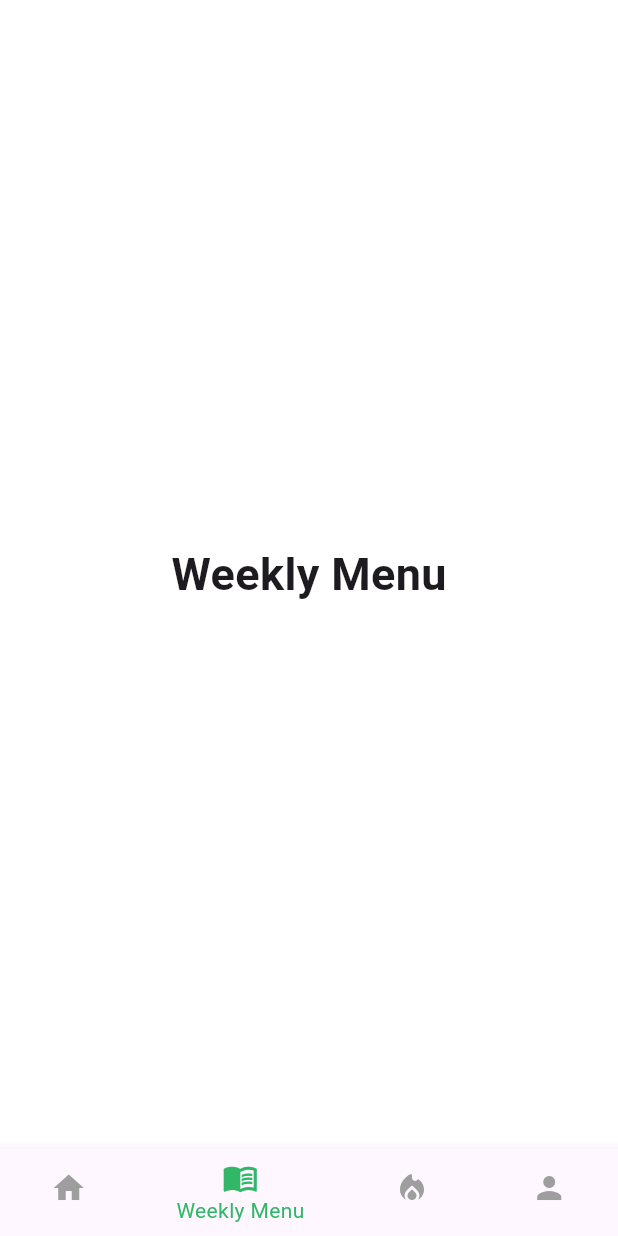
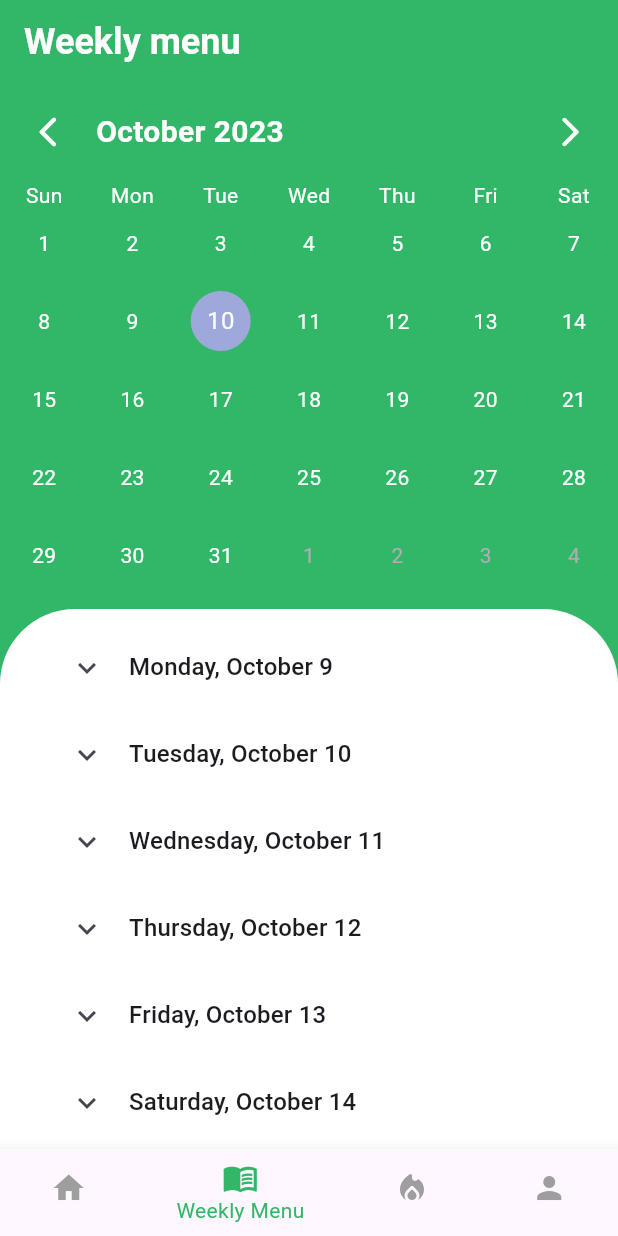
Before and after one commit to BaoDang26/BMI_Tracker_MB, a Flutter app: the BottomNavScreen screen opened directly, item 2 of the bottom bar chosen, on a phone screen of 412 x 824 dp. Run offline on Flutter 3.47's test engine with Material 2 defaults, Android fonts, the phone set to English and light mode, and no system bars; drawn by our look-alikes of table_calendar; our stand-ins replace modal_bottom_sheet, smooth_page_indicator; network calls fail; Roboto replaces fonts that are missing (JosefinSans).

Commit message:
weekly menu

```diff
--- a/lib/screens/bottom_nav/bottom_nav_screen.dart
+++ b/lib/screens/bottom_nav/bottom_nav_screen.dart
@@ -1,5 +1,6 @@
 import 'package:flutter/material.dart';
 import 'package:flutter_health_menu/screens/home/home_screen.dart';
+import 'package:flutter_health_menu/screens/weekly_menu/weekly_menu_screen.dart';
 
 class BottomNavScreen extends StatefulWidget {
   const BottomNavScreen({super.key});
@@ -14,10 +15,7 @@ class _BottomNavScreenState extends State<BottomNavScreen> {
       TextStyle(fontSize: 30, fontWeight: FontWeight.bold);
   static const List<Widget> _widgetOptions = [
     HomeScreen(),
-    Text(
-      'Weekly Menu',
-      style: optionStyle,
-    ),
+    WeeklyMenuScreen(),
     Text(
       'Trainer',
       style: optionStyle,
--- /dev/null
+++ b/lib/screens/weekly_menu/weekly_menu_screen.dart
@@ -0,0 +1,75 @@
+// ignore_for_file: public_member_api_docs, sort_constructors_first
+import 'package:flutter/material.dart';
+import 'package:intl/intl.dart';
+import 'package:table_calendar/table_calendar.dart';
+
+import 'package:flutter_health_menu/widgets/widgets.dart';
+
+class WeeklyMenuScreen extends StatelessWidget {
+  const WeeklyMenuScreen({super.key});
+
+  @override
+  Widget build(BuildContext context) {
+    return Scaffold(
+      appBar: AppBar(
+        backgroundColor: Theme.of(context).primaryColor,
+        title: Text(
+          'Weekly menu',
+          style: Theme.of(context)
+              .textTheme
+              .headlineSmall!
+              .copyWith(color: Colors.white),
+        ),
+      ),
+      body: Container(
+        color: Theme.of(context).primaryColor,
+        child: SingleChildScrollView(
+          child: Column(
+            children: [
+              const MenuCalendar(),
+              const SizedBox(height: 10),
+              Container(
+                height: 700,
+                width: double.infinity,
+                decoration: const BoxDecoration(
+                  color: Colors.white,
+                  borderRadius: BorderRadius.only(
+                    topLeft: Radius.circular(50),
+                    topRight: Radius.circular(50),
+                  ),
+                ),
+                padding:
+                    const EdgeInsets.symmetric(horizontal: 30, vertical: 10),
+                child: Column(
+                  children: [
+                    DailyMenuExpansion(
+                      date: DateTime(2023, 10, 09),
+                    ),
+                    DailyMenuExpansion(
+                      date: DateTime(2023, 10, 10),
+                    ),
+                    DailyMenuExpansion(
+                      date: DateTime(2023, 10, 11),
+                    ),
+                    DailyMenuExpansion(
+                      date: DateTime(2023, 10, 12),
+                    ),
+                    DailyMenuExpansion(
+                      date: DateTime(2023, 10, 13),
+                    ),
+                    DailyMenuExpansion(
+                      date: DateTime(2023, 10, 14),
+                    ),
+                    DailyMenuExpansion(
+                      date: DateTime(2023, 10, 15),
+                    ),
+                  ],
+                ),
+              )
+            ],
+          ),
+        ),
+      ),
+    );
+  }
+}
--- /dev/null
+++ b/lib/widgets/daily_menu_expansion.dart
@@ -0,0 +1,36 @@
+import 'package:flutter/material.dart';
+import 'package:intl/intl.dart';
+
+import 'widgets.dart';
+
+class DailyMenuExpansion extends StatefulWidget {
+  final DateTime date;
+
+  const DailyMenuExpansion({
+    Key? key,
+    required this.date,
+  }) : super(key: key);
+
+  @override
+  State<DailyMenuExpansion> createState() => _DailyMenuExpansionState();
+}
+
+class _DailyMenuExpansionState extends State<DailyMenuExpansion> {
+  @override
+  Widget build(BuildContext context) {
+    String convertedDate = DateFormat('EEEE, MMMM d').format(widget.date);
+    return Theme(
+      data: Theme.of(context).copyWith(dividerColor: Colors.transparent),
+      child: ExpansionTile(
+        title: Text(
+          convertedDate,
+          style: Theme.of(context).textTheme.titleMedium,
+        ),
+        children: const [
+          RecipesRow(),
+        ],
+        controlAffinity: ListTileControlAffinity.leading,
+      ),
+    );
+  }
+}
--- /dev/null
+++ b/lib/widgets/menu_calendar.dart
@@ -0,0 +1,44 @@
+import 'package:flutter/material.dart';
+import 'package:table_calendar/table_calendar.dart';
+
+class MenuCalendar extends StatelessWidget {
+  const MenuCalendar({
+    super.key,
+  });
+
+  @override
+  Widget build(BuildContext context) {
+    return TableCalendar(
+      firstDay: DateTime.utc(2010, 10, 16),
+      lastDay: DateTime.utc(2030, 3, 14),
+      focusedDay: DateTime.now(),
+      rangeStartDay: DateTime.utc(2023, 10, 09),
+      rangeEndDay: DateTime.utc(2023, 10, 15),
+      daysOfWeekStyle: DaysOfWeekStyle(
+          weekdayStyle: TextStyle(color: Colors.white),
+          weekendStyle: TextStyle(color: Colors.white)),
+      headerStyle: HeaderStyle(
+          formatButtonVisible: false,
+          titleTextStyle: TextStyle(
+              color: Colors.white, fontWeight: FontWeight.bold, fontSize: 20),
+          leftChevronIcon: Icon(
+            Icons.arrow_back_ios_new_rounded,
+            color: Colors.white,
+          ),
+          rightChevronIcon: Icon(
+            Icons.arrow_forward_ios_rounded,
+            color: Colors.white,
+          )),
+      calendarBuilders: CalendarBuilders(
+        defaultBuilder: (context, day, focusedDay) {
+          return Center(
+            child: Text(
+              '${day.day}',
+              style: const TextStyle(color: Colors.white),
+            ),
+          );
+        },
+      ),
+    );
+  }
+}
--- a/lib/widgets/widgets.dart
+++ b/lib/widgets/widgets.dart
@@ -1,4 +1,7 @@
 export 'bmi_container.dart';
 export 'custom_elevated_button.dart';
 export 'custom_text_form_field.dart';
+export 'daily_menu_expansion.dart';
+export 'menu_calendar.dart';
 export 'personal_info.dart';
+export 'recipe_row.dart';
--- a/pubspec.yaml
+++ b/pubspec.yaml
@@ -37,6 +37,8 @@ dependencies:
   cupertino_icons: ^1.0.2
   smooth_page_indicator: ^1.1.0
   modal_bottom_sheet: ^3.0.0-pre
+  table_calendar: ^3.0.9
+  intl: ^0.18.1
 
 dev_dependencies:
   flutter_test:
```
Also changed, not shown: lib/screens/home/home_screen.dart (+6 -90 lines), lib/widgets/recipe_row.dart (added, +83 -0 lines), pubspec.lock.
